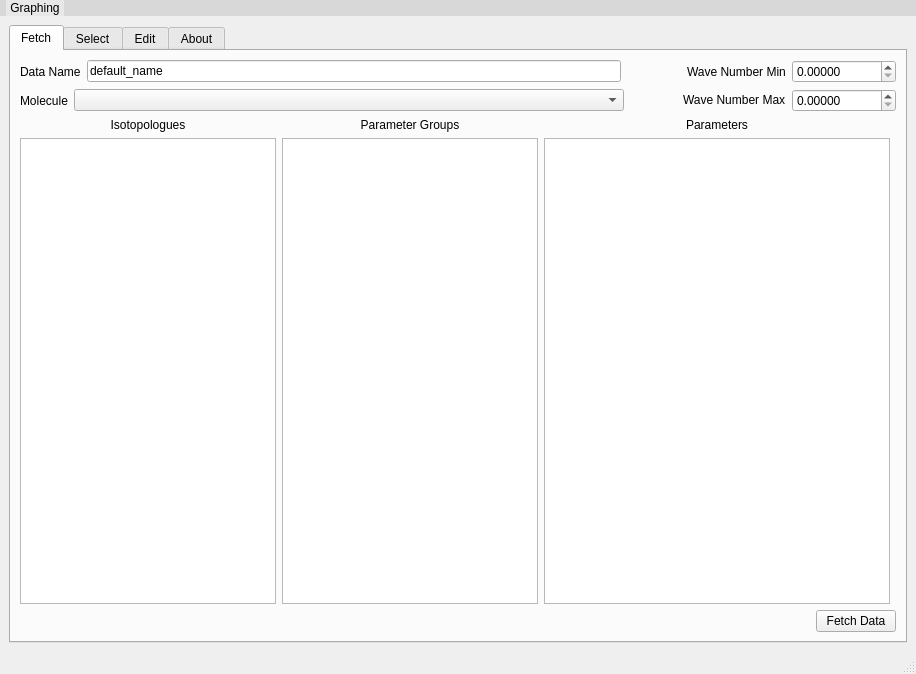
Old version of the form layouts/main_window.ui in the repository hitranonline/hapiest.
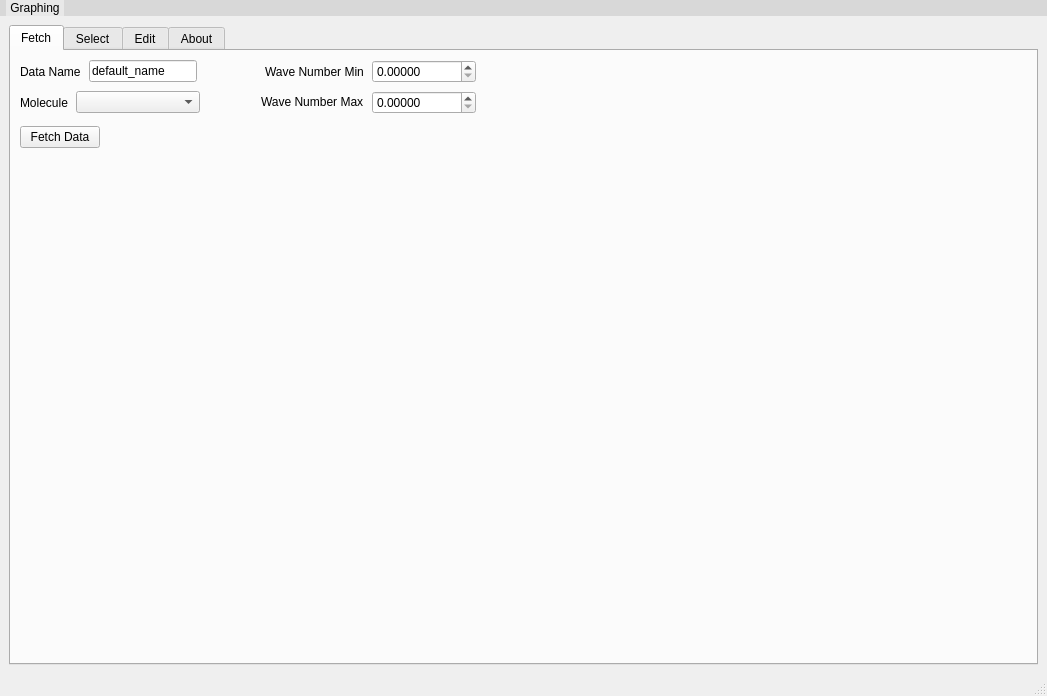
New version of the form.

Commit message: Main Window restructured layouts

What changed in the file:
```diff
--- a/layouts/main_window.ui
+++ b/layouts/main_window.ui
@@ -6,8 +6,8 @@
    <rect>
     <x>0</x>
     <y>0</y>
-    <width>916</width>
-    <height>674</height>
+    <width>1047</width>
+    <height>696</height>
    </rect>
   </property>
   <property name="sizePolicy">
@@ -69,147 +69,22 @@
        <number>0</number>
       </property>
       <widget class="QWidget" name="fetch_tab">
-       <property name="sizePolicy">
-        <sizepolicy hsizetype="Expanding" vsizetype="Maximum">
-         <horstretch>0</horstretch>
-         <verstretch>0</verstretch>
-        </sizepolicy>
-       </property>
        <attribute name="title">
         <string>Fetch</string>
        </attribute>
-       <layout class="QGridLayout" name="gridLayout_3">
-        <item row="3" column="0" colspan="2">
-         <layout class="QHBoxLayout" name="horizontalLayout_9">
-          <item>
-           <layout class="QVBoxLayout" name="verticalLayout_7">
-            <item>
-             <widget class="QLabel" name="label_2">
-              <property name="sizePolicy">
-               <sizepolicy hsizetype="Preferred" vsizetype="Fixed">
-                <horstretch>0</horstretch>
-                <verstretch>0</verstretch>
-               </sizepolicy>
-              </property>
-              <property name="font">
-               <font>
-                <pointsize>9</pointsize>
-               </font>
-              </property>
-              <property name="text">
-               <string>Isotopologues</string>
-              </property>
-              <property name="alignment">
-               <set>Qt::AlignCenter</set>
-              </property>
-             </widget>
-            </item>
+       <layout class="QVBoxLayout" name="verticalLayout_12">
+        <property name="sizeConstraint">
+         <enum>QLayout::SetFixedSize</enum>
+        </property>
             <item>
-             <widget class="QListWidget" name="iso_list">
-              <property name="sizePolicy">
-               <sizepolicy hsizetype="Minimum" vsizetype="Expanding">
-                <horstretch>0</horstretch>
-                <verstretch>0</verstretch>
-               </sizepolicy>
-              </property>
-             </widget>
-            </item>
-           </layout>
-          </item>
-          <item>
-           <layout class="QVBoxLayout" name="verticalLayout_6">
-            <item>
-             <widget class="QLabel" name="label_6">
-              <property name="sizePolicy">
-               <sizepolicy hsizetype="Preferred" vsizetype="Fixed">
-                <horstretch>0</horstretch>
-                <verstretch>0</verstretch>
-               </sizepolicy>
-              </property>
-              <property name="font">
-               <font>
-                <pointsize>9</pointsize>
-               </font>
-              </property>
-              <property name="text">
-               <string>Parameter Groups</string>
-              </property>
-              <property name="alignment">
-               <set>Qt::AlignCenter</set>
-              </property>
-             </widget>
-            </item>
+         <layout class="QVBoxLayout" name="verticalLayout_10">
+          <property name="spacing">
+           <number>8</number>
+          </property>
+          <property name="sizeConstraint">
+           <enum>QLayout::SetDefaultConstraint</enum>
+          </property>
             <item>
-             <widget class="QListWidget" name="param_group_list">
-              <property name="sizePolicy">
-               <sizepolicy hsizetype="Maximum" vsizetype="Expanding">
-                <horstretch>0</horstretch>
-                <verstretch>0</verstretch>
-               </sizepolicy>
-              </property>
-             </widget>
-            </item>
-           </layout>
-          </item>
-          <item>
-           <layout class="QVBoxLayout" name="verticalLayout_8">
-            <item>
-             <widget class="QLabel" name="label_7">
-              <property name="sizePolicy">
-               <sizepolicy hsizetype="Preferred" vsizetype="Fixed">
-                <horstretch>0</horstretch>
-                <verstretch>0</verstretch>
-               </sizepolicy>
-              </property>
-              <property name="font">
-               <font>
-                <pointsize>9</pointsize>
-               </font>
-              </property>
-              <property name="text">
-               <string>Parameters</string>
-              </property>
-              <property name="alignment">
-               <set>Qt::AlignCenter</set>
-              </property>
-             </widget>
-            </item>
-            <item>
-             <widget class="QListWidget" name="param_list"/>
-            </item>
-           </layout>
-          </item>
-          <item>
-           <widget class="QFrame" name="frame_3">
-            <property name="frameShape">
-             <enum>QFrame::StyledPanel</enum>
-            </property>
-            <property name="frameShadow">
-             <enum>QFrame::Raised</enum>
-            </property>
-           </widget>
-          </item>
-         </layout>
-        </item>
-        <item row="4" column="1">
-         <widget class="QPushButton" name="fetch_button">
-          <property name="sizePolicy">
-           <sizepolicy hsizetype="Fixed" vsizetype="Fixed">
-            <horstretch>0</horstretch>
-            <verstretch>0</verstretch>
-           </sizepolicy>
-          </property>
-          <property name="font">
-           <font>
-            <pointsize>9</pointsize>
-           </font>
-          </property>
-          <property name="text">
-           <string>Fetch Data</string>
-          </property>
-         </widget>
-        </item>
-        <item row="0" column="0" colspan="2">
          <layout class="QHBoxLayout" name="horizontalLayout_3">
           <property name="sizeConstraint">
            <enum>QLayout::SetFixedSize</enum>
@@ -292,11 +167,8 @@
           </item>
          </layout>
         </item>
-        <item row="1" column="0" colspan="2">
+          <item>
          <layout class="QHBoxLayout" name="horizontalLayout_8">
-          <property name="sizeConstraint">
-           <enum>QLayout::SetFixedSize</enum>
-          </property>
           <item>
            <widget class="QLabel" name="label_5">
             <property name="sizePolicy">
@@ -385,6 +257,211 @@
          </layout>
         </item>
        </layout>
+        </item>
+        <item>
+         <layout class="QHBoxLayout" name="horizontalLayout_9">
+          <property name="spacing">
+           <number>0</number>
+          </property>
+          <property name="sizeConstraint">
+           <enum>QLayout::SetMinimumSize</enum>
+          </property>
+          <item>
+           <widget class="QFrame" name="frame">
+            <property name="sizePolicy">
+             <sizepolicy hsizetype="Expanding" vsizetype="Preferred">
+              <horstretch>0</horstretch>
+              <verstretch>0</verstretch>
+             </sizepolicy>
+            </property>
+            <property name="frameShape">
+             <enum>QFrame::StyledPanel</enum>
+            </property>
+            <property name="frameShadow">
+             <enum>QFrame::Raised</enum>
+            </property>
+            <widget class="QLabel" name="label_2">
+             <property name="geometry">
+              <rect>
+               <x>110</x>
+               <y>10</y>
+               <width>91</width>
+               <height>18</height>
+              </rect>
+             </property>
+             <property name="sizePolicy">
+              <sizepolicy hsizetype="Fixed" vsizetype="Fixed">
+               <horstretch>0</horstretch>
+               <verstretch>0</verstretch>
+              </sizepolicy>
+             </property>
+             <property name="font">
+              <font>
+               <pointsize>9</pointsize>
+              </font>
+             </property>
+             <property name="text">
+              <string>Isotopologues</string>
+             </property>
+            </widget>
+            <widget class="QListWidget" name="iso_list">
+             <property name="geometry">
+              <rect>
+               <x>0</x>
+               <y>41</y>
+               <width>311</width>
+               <height>321</height>
+              </rect>
+             </property>
+             <property name="sizePolicy">
+              <sizepolicy hsizetype="Preferred" vsizetype="Preferred">
+               <horstretch>0</horstretch>
+               <verstretch>0</verstretch>
+              </sizepolicy>
+             </property>
+            </widget>
+           </widget>
+          </item>
+          <item>
+           <widget class="QFrame" name="frame_2">
+            <property name="sizePolicy">
+             <sizepolicy hsizetype="Expanding" vsizetype="Preferred">
+              <horstretch>0</horstretch>
+              <verstretch>0</verstretch>
+             </sizepolicy>
+            </property>
+            <property name="frameShape">
+             <enum>QFrame::StyledPanel</enum>
+            </property>
+            <property name="frameShadow">
+             <enum>QFrame::Raised</enum>
+            </property>
+            <widget class="QLabel" name="label_6">
+             <property name="geometry">
+              <rect>
+               <x>100</x>
+               <y>10</y>
+               <width>119</width>
+               <height>18</height>
+              </rect>
+             </property>
+             <property name="sizePolicy">
+              <sizepolicy hsizetype="Fixed" vsizetype="Fixed">
+               <horstretch>0</horstretch>
+               <verstretch>0</verstretch>
+              </sizepolicy>
+             </property>
+             <property name="font">
+              <font>
+               <pointsize>9</pointsize>
+              </font>
+             </property>
+             <property name="text">
+              <string>Parameter Groups</string>
+             </property>
+            </widget>
+            <widget class="QListWidget" name="param_group_list">
+             <property name="geometry">
+              <rect>
+               <x>0</x>
+               <y>41</y>
+               <width>311</width>
+               <height>321</height>
+              </rect>
+             </property>
+             <property name="sizePolicy">
+              <sizepolicy hsizetype="Preferred" vsizetype="Preferred">
+               <horstretch>0</horstretch>
+               <verstretch>0</verstretch>
+              </sizepolicy>
+             </property>
+            </widget>
+            <zorder>label_6</zorder>
+            <zorder>horizontalLayoutWidget_3</zorder>
+            <zorder>param_group_list</zorder>
+           </widget>
+          </item>
+          <item>
+           <widget class="QFrame" name="frame_3">
+            <property name="sizePolicy">
+             <sizepolicy hsizetype="Expanding" vsizetype="Preferred">
+              <horstretch>0</horstretch>
+              <verstretch>0</verstretch>
+             </sizepolicy>
+            </property>
+            <property name="frameShape">
+             <enum>QFrame::StyledPanel</enum>
+            </property>
+            <property name="frameShadow">
+             <enum>QFrame::Raised</enum>
+            </property>
+            <widget class="QLabel" name="label_7">
+             <property name="geometry">
+              <rect>
+               <x>120</x>
+               <y>10</y>
+               <width>75</width>
+               <height>18</height>
+              </rect>
+             </property>
+             <property name="sizePolicy">
+              <sizepolicy hsizetype="Fixed" vsizetype="Fixed">
+               <horstretch>0</horstretch>
+               <verstretch>0</verstretch>
+              </sizepolicy>
+             </property>
+             <property name="font">
+              <font>
+               <pointsize>9</pointsize>
+              </font>
+             </property>
+             <property name="text">
+              <string>Parameters</string>
+             </property>
+            </widget>
+            <widget class="QListWidget" name="param_list">
+             <property name="geometry">
+              <rect>
+               <x>0</x>
+               <y>41</y>
+               <width>311</width>
+               <height>321</height>
+              </rect>
+             </property>
+             <property name="sizePolicy">
+              <sizepolicy hsizetype="Preferred" vsizetype="Preferred">
+               <horstretch>0</horstretch>
+               <verstretch>0</verstretch>
+              </sizepolicy>
+             </property>
+            </widget>
+           </widget>
+          </item>
+         </layout>
+        </item>
+        <item>
+         <widget class="QPushButton" name="fetch_button">
+          <property name="sizePolicy">
+           <sizepolicy hsizetype="Fixed" vsizetype="Fixed">
+            <horstretch>0</horstretch>
+            <verstretch>0</verstretch>
+           </sizepolicy>
+          </property>
+          <property name="font">
+           <font>
+            <pointsize>9</pointsize>
+           </font>
+          </property>
+          <property name="text">
+           <string>Fetch Data</string>
+          </property>
+         </widget>
+        </item>
+       </layout>
+       <zorder>verticalLayoutWidget</zorder>
+       <zorder>frame_3</zorder>
+       <zorder>horizontalLayoutWidget_3</zorder>
+       <zorder>fetch_button</zorder>
       </widget>
       <widget class="QWidget" name="select_tab">
        <attribute name="title">
@@ -845,8 +922,8 @@
     <rect>
      <x>0</x>
      <y>0</y>
-     <width>916</width>
-     <height>19</height>
+     <width>1047</width>
+     <height>23</height>
     </rect>
    </property>
    <property name="styleSheet">
```
Left out of the diff: 36 changed lines with no effect on the pictures. Lines whose indentation alone changed are shown as unchanged.
